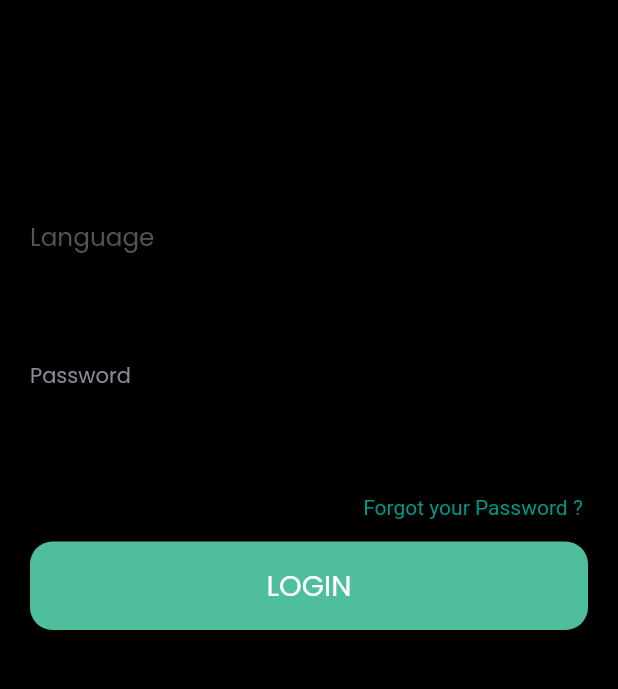
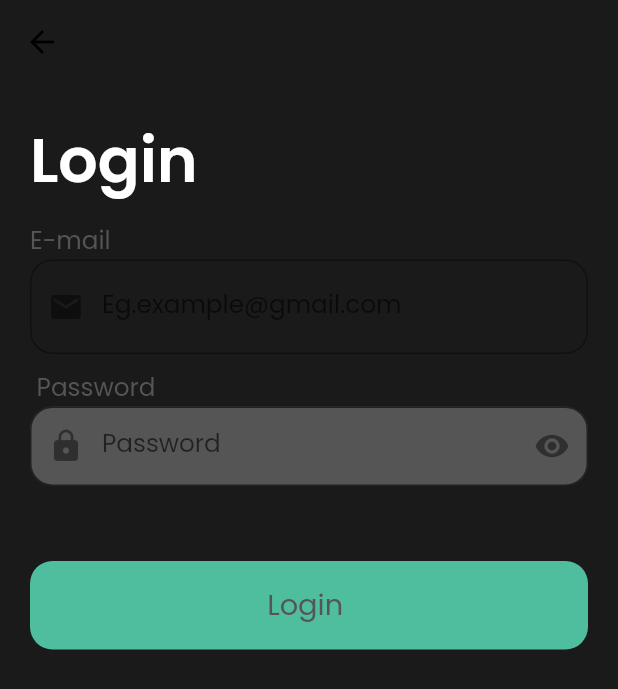
Before and after one commit to moh-gomaa/Algoriza-BookingApp, a Flutter app: the LoginScreen screen opened by its route, on a phone screen of 412 x 824 dp. Shown: the top 689 px of the screen. Run offline on Flutter 3.47's test engine with Material 2 defaults, Android fonts, the phone set to English and light mode, and no system bars; our stand-ins replace bloc, connectivity_plus, dio, equatable, flutter_bloc, internet_connection_checker and 6 more; accounts and stored records are empty; project files that could hold a hidden picture were left out.

Commit message:
Continue login and signup

```diff
--- a/lib/features/login/login_screen.dart
+++ b/lib/features/login/login_screen.dart
@@ -23,6 +23,7 @@ class LoginScreen extends StatelessWidget {
       },
       builder: (context, state) {
         return Scaffold(
+          backgroundColor: Color(0xFF1A1A1A),
           appBar: AppBar(),
           body: SingleChildScrollView(
             child: Padding(
@@ -34,27 +35,32 @@ class LoginScreen extends StatelessWidget {
                     crossAxisAlignment: CrossAxisAlignment.start,
                     children: [
                       Text(
-                        'Login',
-                        style: TextStyle(
-                            fontSize: 40,
-                            color: Color(0xFF000000),
-                            fontWeight: FontWeight.w500,
-                            fontFamily:
-                                lang == "ar" ? "fontArBold" : "fontEnBold"),
+                        'Login_txt'.tr(context),
+                        style: OwnTheme.hugeBoldTextStyle(lang: lang)
+                            .colorChange(color: 'white'),
                       ),
                       SizedBox(
                         height: 10.0,
                       ),
-                      Text('lang_txt'.tr(context),
-                          textAlign: TextAlign.start,
-                          style: OwnTheme.normalTextStyle(lang: lang)
-                              .colorChange(color: 'gray')),
+                      Text(
+                        'email_title_txt'.tr(context),
+                        style: OwnTheme.normalTextStyle(lang: lang)
+                            .colorChange(color: 'gray'),
+                      ),
                       TextFormField(
+                        style: OwnTheme.normalTextStyle(lang: lang)
+                            .colorChange(color: 'gray'),
                         controller: emailController,
                         keyboardType: TextInputType.emailAddress,
+                        onFieldSubmitted: (String value) {
+                          print(value);
+                        },
+                        onChanged: (String value) {
+                          print(value);
+                        },
                         validator: (String? value) {
                           if (value!.isEmpty) {
-                            return 'Email must be not be empty';
+                            return 'Email_Table'.tr(context);
                           }
                           return null;
                         },
@@ -73,25 +79,33 @@ class LoginScreen extends StatelessWidget {
                         height: 10.0,
                       ),
                       Text(
-                        'Password',
-                        textAlign: TextAlign.start,
-                        style: TextStyle(
-                            fontSize: 14,
-                            color: Color(0xFF8b8b98),
-                            fontFamily: lang == "ar" ? "fontAr" : "fontEn"),
+                        'password_txt'.tr(context),
+                        style: OwnTheme.normalTextStyle(lang: lang)
+                            .colorChange(color: 'gray'),
                       ),
                       TextFormField(
+                        style: OwnTheme.normalTextStyle(lang: lang)
+                            .colorChange(color: 'white'),
                         controller: passwordController,
                         keyboardType: TextInputType.visiblePassword,
                         obscureText: true,
+                        onFieldSubmitted: (String value) {
+                          print(value);
+                        },
+                        onChanged: (String value) {
+                          print(value);
+                        },
                         validator: (String? value) {
                           if (value!.isEmpty) {
-                            return 'Password must be not be empty';
+                            return 'Password_Table'.tr(context);
                           }
                           return null;
                         },
                         decoration: InputDecoration(
-                          labelText: 'Password',
+                          filled: true,
+                          fillColor: OwnTheme.colorPalette['gray'],
+                          contentPadding: const EdgeInsets.all(space1),
+                          labelText: 'Box_Password_Text'.tr(context),
                           prefixIcon: Icon(
                             Icons.lock,
                           ),
@@ -101,6 +115,7 @@ class LoginScreen extends StatelessWidget {
                           border: OutlineInputBorder(
                             borderRadius: BorderRadius.circular(15),
                             borderSide: BorderSide(
+                              width: 5,
                               color: Colors.teal,
                             ),
                           ),
@@ -117,9 +132,9 @@ class LoginScreen extends StatelessWidget {
                               Navigator.pushNamed(context, '/password');
                             },
                             child: Text(
-                              'Forgot your Password ?  ',
-                              textAlign: TextAlign.center,
-                              style: TextStyle(color: Colors.teal),
+                              'Login_Title '.tr(context),
+                              style: OwnTheme.normalTextStyle(lang: lang)
+                                  .colorChange(color: 'gray'),
                             ),
                           ),
                         ],
@@ -127,9 +142,10 @@ class LoginScreen extends StatelessWidget {
                       SizedBox(
                         height: 15,
                       ),
-                      ButtonKey(
+                      ButtonKey(//Button_Login
+                        buttonText: 'Button_Login'.tr(context),
+                        textColor: OwnTheme.colorPalette['gray'],
                         isLoading: (state is LoginLoadingState),
-                        buttonText: 'LOGIN',
                         function: () {
                           if (formKey.currentState!.validate()) {
                             LoginCubit.get(context).login(
--- a/lib/features/onboarding/pages/onboarding_screen.dart
+++ b/lib/features/onboarding/pages/onboarding_screen.dart
@@ -18,7 +18,8 @@ class OnBoardScreen extends StatelessWidget {
   Widget build(BuildContext context) {
     onBoardingLst = OnBoardingModel.fillLst(context);
     return Scaffold(
-      appBar: AppBar(actions: [
+      appBar: AppBar(
+          actions: [
         TextButton(
           child: Text(
             'skip_btn'.tr(context),
--- a/lib/features/onboarding/widgets/onboarding_item.dart
+++ b/lib/features/onboarding/widgets/onboarding_item.dart
@@ -12,7 +12,8 @@ class OnboardingItem extends StatelessWidget {
 
   @override
   Widget build(BuildContext context) {
-    return Column(
+    return SingleChildScrollView(
+      child: Column(
         children: [
           Lottie.asset(
             '${row.image}',
@@ -30,6 +31,7 @@ class OnboardingItem extends StatelessWidget {
               style: OwnTheme.prNormalTextStyle(lang: lang)
                   .colorChange(color: 'white')),
         ],
+      ),
     );
   }
 }
```
Also changed, not shown: assets/lang/ar.json (+22 -1 lines), assets/lang/en.json (+27 -3 lines), lib/features/register/register_screen.dart (+46 -53 lines). Lines whose indentation alone changed are shown as unchanged.
